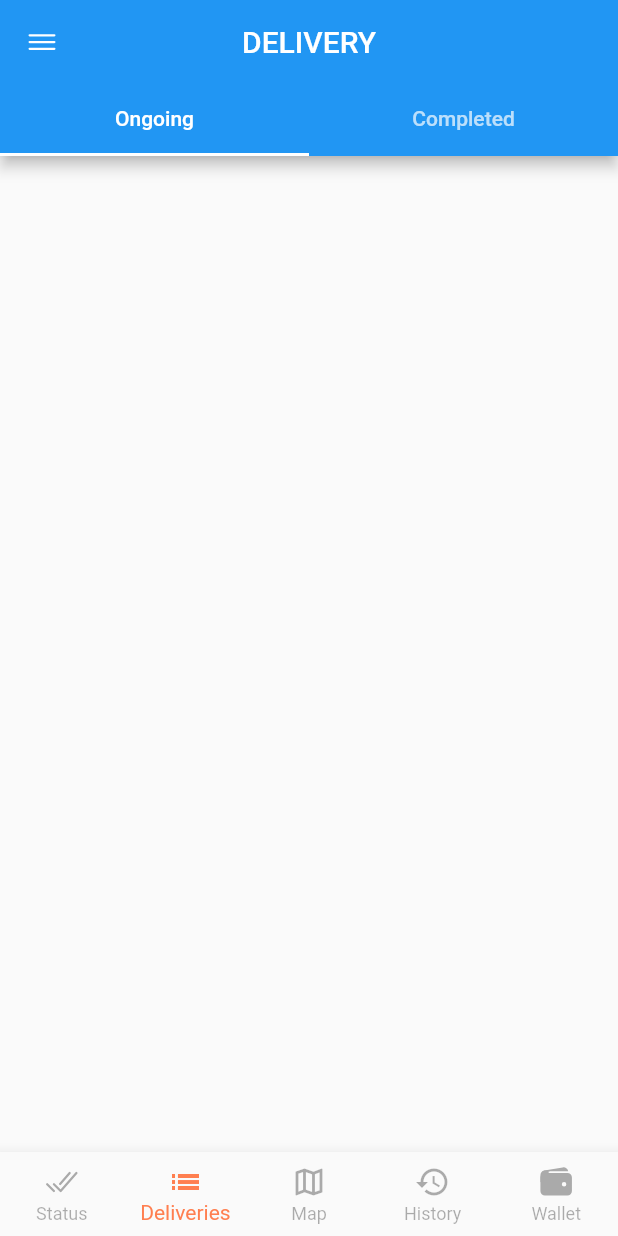
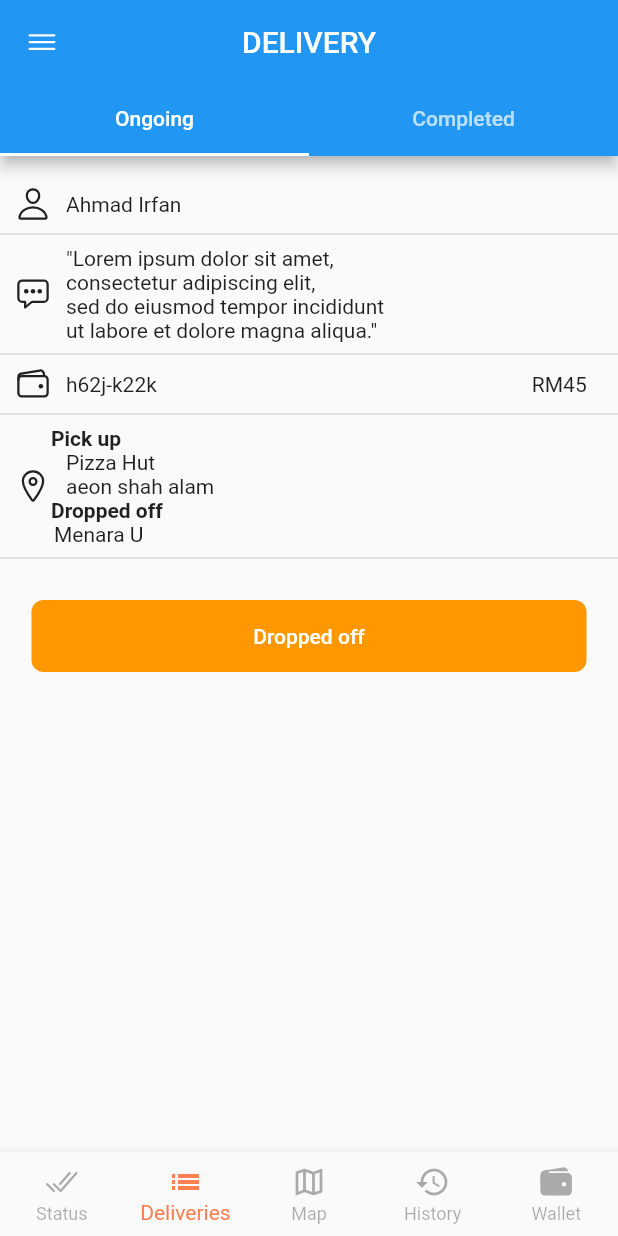
Before and after one commit to Zulfadlifauzi/riderapp, a Flutter app: the screen it shows after launch, item 2 of the bottom bar chosen, on a phone screen of 412 x 824 dp. Run offline on Flutter 3.47's test engine with Material 2 defaults, Android fonts, the phone set to English and light mode, and no system bars; our stand-ins replace google_maps_flutter, ionicons.

Commit message:
add status and delivery

```diff
--- a/lib/screens/delivery.dart
+++ b/lib/screens/delivery.dart
@@ -1,3 +1,5 @@
+// ignore_for_file: prefer_const_constructors
+
 import 'package:flutter/material.dart';
 import 'package:ionicons/ionicons.dart';
 
@@ -22,7 +24,8 @@ class _DeliveryScreenState extends State<DeliveryScreen> {
             ),
             centerTitle: true,
             title: const Text('DELIVERY'),
-            bottom: const TabBar(
+            bottom: TabBar(
+              // ignore: prefer_const_literals_to_create_immutables
               tabs: [
                 Tab(
                   text: 'Ongoing',
@@ -33,6 +36,140 @@ class _DeliveryScreenState extends State<DeliveryScreen> {
               ],
             ),
           ),
+          // ignore: avoid_unnecessary_containers
+          body: Padding(
+            padding: const EdgeInsets.only(left: 0),
+            child: SafeArea(
+              child: ListView(
+                children: <Widget>[
+                  Column(
+                    children: [
+                      Padding(
+                        padding: const EdgeInsets.only(top: 20),
+                        child: Row(
+                          // ignore: prefer_const_literals_to_create_immutables
+                          children: <Widget>[
+                            Divider(
+                              thickness: 1,
+                            ),
+                            Padding(
+                              padding: const EdgeInsets.only(left: 10),
+                              child: Icon(Ionicons.person_outline),
+                            ),
+                            Padding(
+                              padding: const EdgeInsets.only(left: 10.0),
+                              child: Text('Ahmad Irfan'),
+                            )
+                          ],
+                        ),
+                      ),
+                      Divider(
+                        thickness: 1,
+                      ),
+                      Row(
+                        // ignore: prefer_const_literals_to_create_immutables
+                        children: [
+                          Padding(
+                            padding: const EdgeInsets.only(left: 10),
+                            child: Icon(Ionicons.chatbox_ellipses_outline),
+                          ),
+                          Padding(
+                            padding: const EdgeInsets.only(left: 10.0),
+                            child: Text(
+                              '"Lorem ipsum dolor sit amet, \nconsectetur adipiscing elit, \nsed do eiusmod tempor incididunt \nut labore et dolore magna aliqua."',
+                              maxLines: 4,
+                              overflow: TextOverflow.ellipsis,
+                            ),
+                          )
+                        ],
+                      ),
+                      Divider(
+                        thickness: 1,
+                      ),
+                      Row(
+                        // ignore: prefer_const_literals_to_create_immutables
+                        children: [
+                          Padding(
+                            padding: const EdgeInsets.only(left: 10),
+                            child: Icon(Ionicons.wallet_outline),
+                          ),
+                          Padding(
+                            padding: const EdgeInsets.only(left: 10.0),
+                            child: Text(
+                              'h62j-k22k',
+                            ),
+                          ),
+                          Padding(
+                            padding: const EdgeInsets.only(left: 250),
+                            child: Text('RM45'),
+                          ),
+                          Divider(),
+                        ],
+                      ),
+                      Divider(
+                        thickness: 1,
+                      ),
+                      Row(
+                        children: [
+                          Padding(
+                            padding: const EdgeInsets.only(left: 10),
+                            child: Icon(Ionicons.location_outline),
+                          ),
+                          Column(
+                            crossAxisAlignment: CrossAxisAlignment.start,
+                            children: const [
+                              Padding(
+                                padding: EdgeInsets.only(right: 40),
+                                child: Text(
+                                  'Pick up',
+                                  style: TextStyle(fontWeight: FontWeight.bold),
+                                ),
+                              ),
+                              Padding(
+                                padding: EdgeInsets.only(left: 10.0),
+                                child: Text('Pizza Hut \naeon shah alam'),
+                              ),
+                              Padding(
+                                padding: EdgeInsets.only(right: 15),
+                                child: Text(
+                                  'Dropped off',
+                                  style: TextStyle(fontWeight: FontWeight.bold),
+                                ),
+                              ),
+                              Padding(
+                                padding: EdgeInsets.only(left: 2),
+                                child: Text('Menara U'),
+                              )
+                            ],
+                          ),
+                          Divider(),
+                        ],
+                      ),
+                      Divider(
+                        thickness: 1,
+                      ),
+                      Padding(
+                        padding: const EdgeInsets.only(top: 20),
+                        child: Container(
+                          width: 370,
+                          decoration: BoxDecoration(
+                              color: Colors.orange,
+                              borderRadius: BorderRadius.circular(8)),
+                          child: TextButton(
+                            onPressed: () {},
+                            child: Text(
+                              'Dropped off',
+                              style: TextStyle(color: Colors.white),
+                            ),
+                          ),
+                        ),
+                      )
+                    ],
+                  ),
+                ],
+              ),
+            ),
+          ),
         ),
       ),
     );
--- a/lib/screens/status.dart
+++ b/lib/screens/status.dart
@@ -2,7 +2,6 @@
 
 import 'package:flutter/material.dart';
 import 'package:ionicons/ionicons.dart';
-import 'package:riderapp/constant/constant.dart';
 
 class StatusScreen extends StatefulWidget {
   const StatusScreen({Key? key}) : super(key: key);
```
